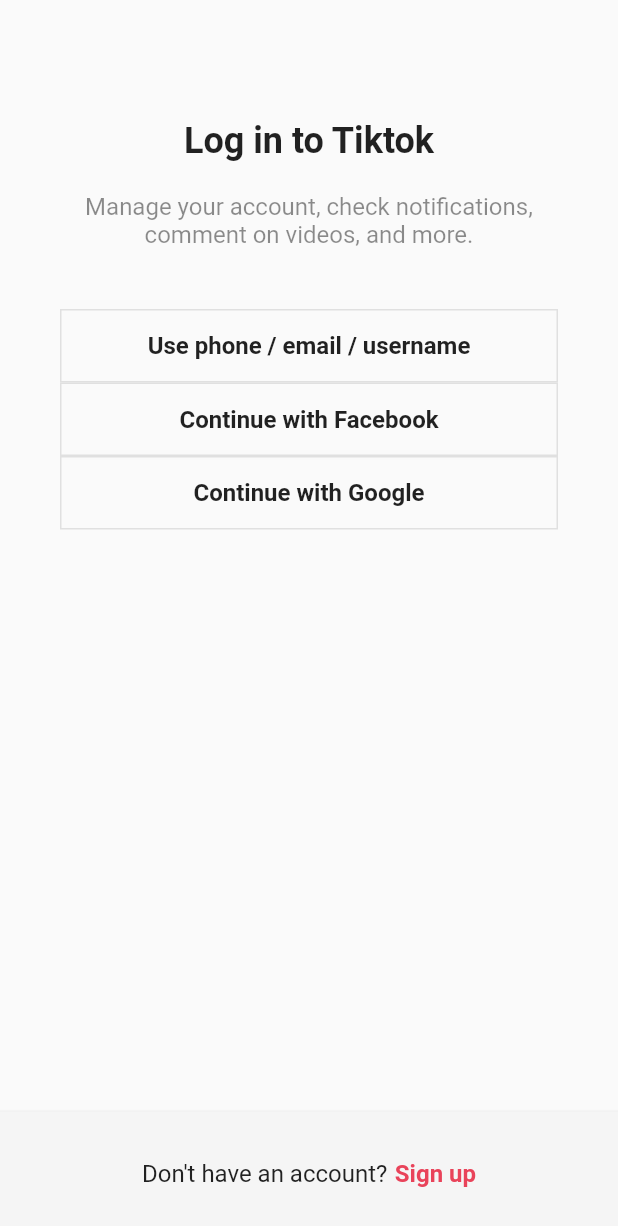
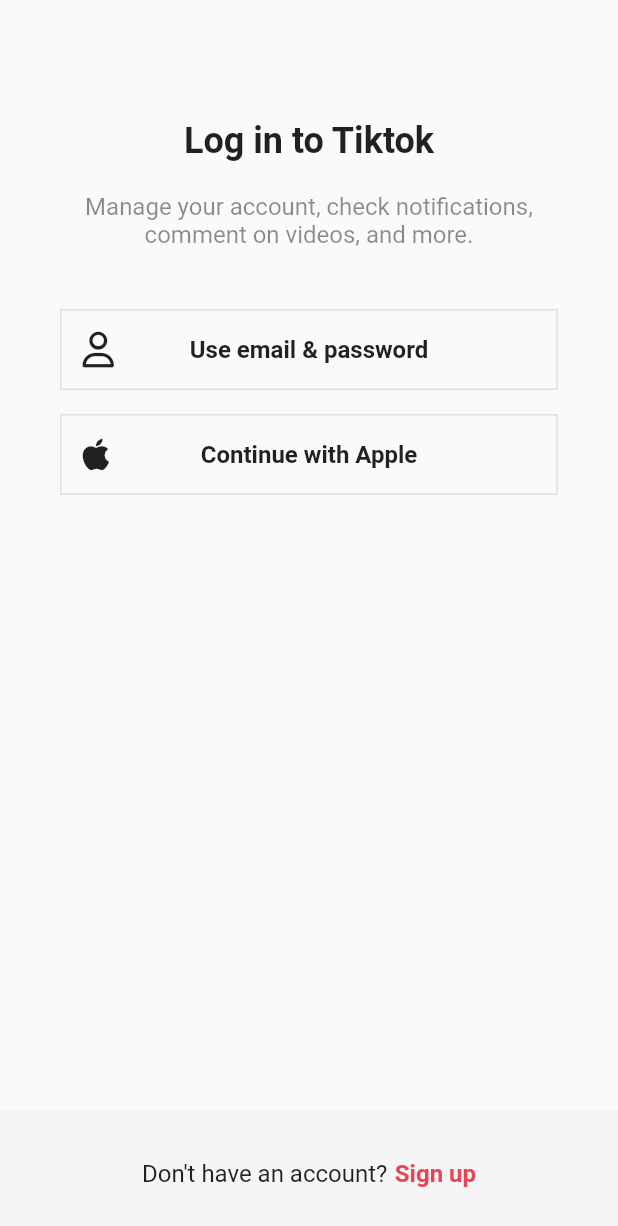
Before and after one commit to Jeffrey-Oh/flutter_tiktok_clone, a Flutter app: the screen it shows after launch, after a tap on "Log in", on a phone screen of 412 x 824 dp. Shown: the top 1226 px of the screen. Run offline on Flutter 3.47's test engine with Material 2 defaults, Android fonts, the phone set to English and light mode, and no system bars; our stand-ins replace font_awesome_flutter.

Commit message:
FontAwesome 추가, AuthButton 위젯 완성

```diff
--- a/lib/features/authentication/login_screen.dart
+++ b/lib/features/authentication/login_screen.dart
@@ -1,4 +1,5 @@
 import 'package:flutter/material.dart';
+import 'package:font_awesome_flutter/font_awesome_flutter.dart';
 import 'package:tiktok_clone/constants/gaps.dart';
 import 'package:tiktok_clone/constants/sizes.dart';
 import 'package:tiktok_clone/features/authentication/widgets/auth_button.dart';
@@ -39,9 +40,15 @@ class LoginScreen extends StatelessWidget {
                 textAlign: TextAlign.center,
               ),
               Gaps.v40,
-              AuthButton(text: "Use phone / email / username"),
-              AuthButton(text: "Continue with Facebook"),
-              AuthButton(text: "Continue with Google"),
+              AuthButton(
+                icon: FaIcon(FontAwesomeIcons.user),
+                text: "Use email & password",
+              ),
+              Gaps.v16,
+              AuthButton(
+                icon: FaIcon(FontAwesomeIcons.apple),
+                text: "Continue with Apple",
+              ),
             ],
           ),
         ),
--- a/lib/features/authentication/sign_up_screen.dart
+++ b/lib/features/authentication/sign_up_screen.dart
@@ -1,4 +1,5 @@
 import 'package:flutter/material.dart';
+import 'package:font_awesome_flutter/font_awesome_flutter.dart';
 import 'package:tiktok_clone/constants/gaps.dart';
 import 'package:tiktok_clone/constants/sizes.dart';
 import 'package:tiktok_clone/features/authentication/login_screen.dart';
@@ -44,10 +45,15 @@ class SignUpScreen extends StatelessWidget {
                 textAlign: TextAlign.center,
               ),
               Gaps.v40,
-              AuthButton(text: "Use phone or email"),
-              AuthButton(text: "Continue with Facebook"),
-              AuthButton(text: "Continue with Apple"),
-              AuthButton(text: "Continue with Google"),
+              AuthButton(
+                icon: FaIcon(FontAwesomeIcons.user),
+                text: "Use email & password",
+              ),
+              Gaps.v16,
+              AuthButton(
+                icon: FaIcon(FontAwesomeIcons.apple),
+                text: "Continue with Apple",
+              ),
             ],
           ),
         ),
--- a/lib/features/authentication/widgets/auth_button.dart
+++ b/lib/features/authentication/widgets/auth_button.dart
@@ -1,12 +1,15 @@
 import 'package:flutter/material.dart';
+import 'package:font_awesome_flutter/font_awesome_flutter.dart';
 import 'package:tiktok_clone/constants/sizes.dart';
 
 class AuthButton extends StatelessWidget {
   final String text;
+  final FaIcon icon;
 
   const AuthButton({
     super.key,
     required this.text,
+    required this.icon,
   });
 
   @override
@@ -15,16 +18,23 @@ class AuthButton extends StatelessWidget {
       // FractionallySizedBox - 부모의 영역에 맞추는 위젯
       widthFactor: 1, // 비율
       child: Container(
-        padding: const EdgeInsets.symmetric(
-          vertical: Sizes.size14,
-        ),
+        padding: const EdgeInsets.all(Sizes.size14),
         decoration: BoxDecoration(
           border: Border.all(
             color: Colors.grey.shade300,
             width: Sizes.size1,
           ),
         ),
-        child: Text(
+        child: Stack(
+          // Stack - 하나씩 위젯을 쌓아주는 위젯
+          alignment: Alignment.center,
+          children: [
+            Align(
+              // Align - Stack 안에서 위치를 조정시켜주는 위젯
+              alignment: Alignment.centerLeft,
+              child: icon,
+            ),
+            Text(
               text,
               style: const TextStyle(
                 fontSize: Sizes.size16,
@@ -32,6 +42,8 @@ class AuthButton extends StatelessWidget {
               ),
               textAlign: TextAlign.center,
             ),
+          ],
+        ),
       ),
     );
   }
--- a/pubspec.yaml
+++ b/pubspec.yaml
@@ -35,6 +35,8 @@ dependencies:
   # The following adds the Cupertino Icons font to your application.
   # Use with the CupertinoIcons class for iOS style icons.
   cupertino_icons: ^1.0.2
+
+  font_awesome_flutter: ^10.3.0
 
 dev_dependencies:
   flutter_test:
```
Also changed, not shown: lib/auth/sign_up/sign_up_screen.dart (deleted, +0 -83 lines), pubspec.lock. Lines whose indentation alone changed are shown as unchanged.
